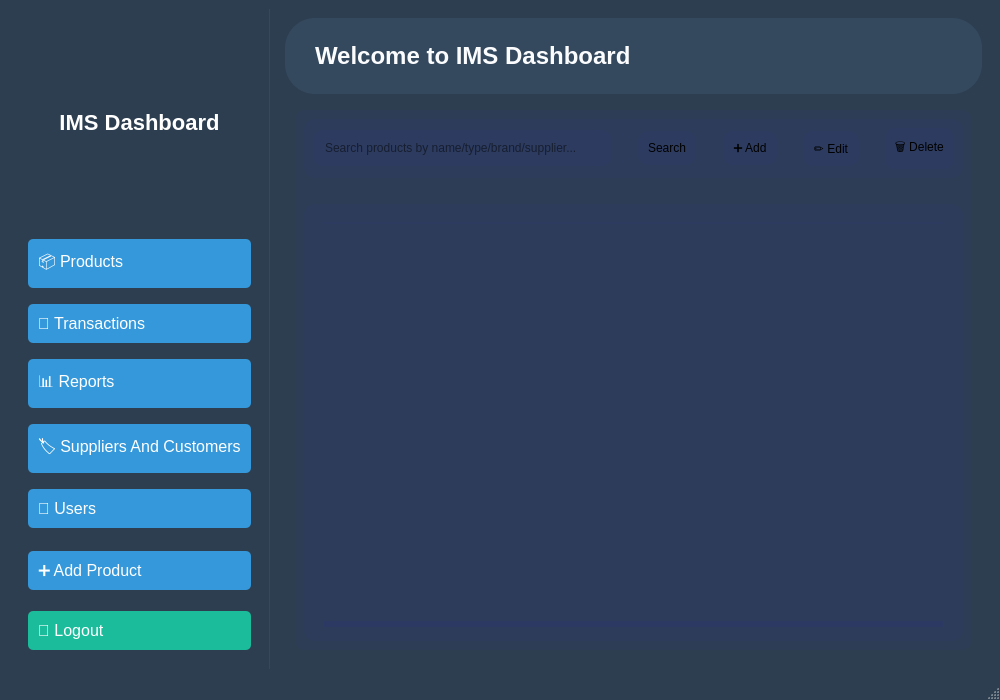
This is views/dashboardwindow/dashboardwindow.ui in sharmabibash/CPP-Project-IMS as Qt 5 draws it before an edit. The edited form follows.
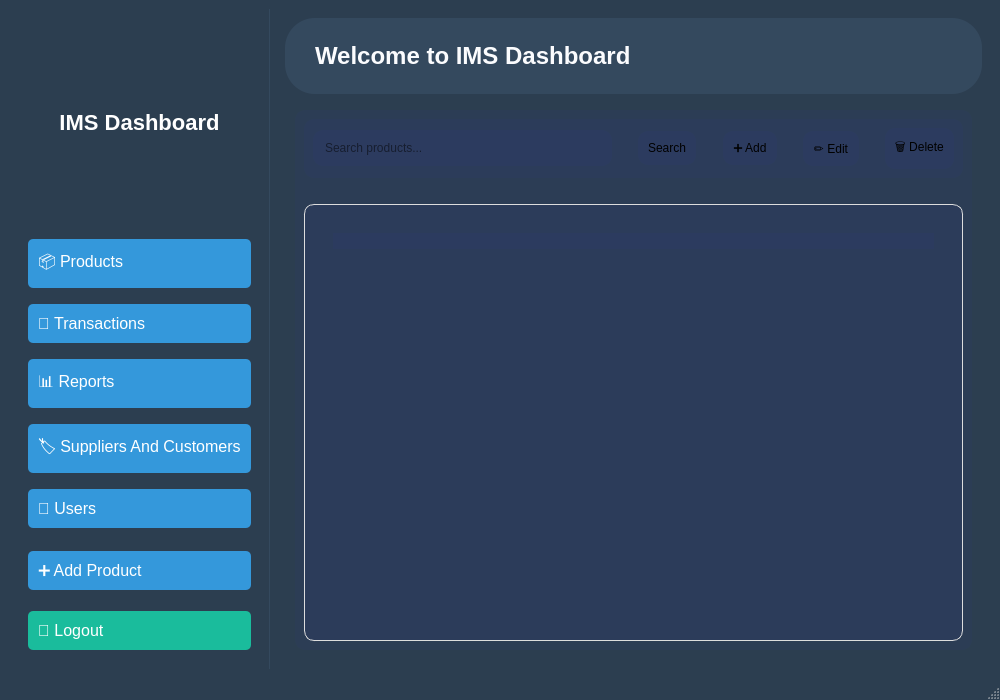
This is the edited form. The open tabs and pages were chosen to show the change.

Commit message: ui of product list

Diff of the .ui file:
```diff
--- a/views/dashboardwindow/dashboardwindow.ui
+++ b/views/dashboardwindow/dashboardwindow.ui
@@ -203,7 +203,7 @@
            <item>
             <widget class="QWidget" name="productsToolbar">
              <layout class="QHBoxLayout">
-              <item><widget class="QLineEdit" name="productsSearch"><property name="placeholderText"><string>Search products by name/type/brand/supplier...</string></property></widget></item>
+          <item><widget class="QLineEdit" name="productsSearch"><property name="placeholderText"><string>Search products...</string></property></widget></item>
               <item><widget class="QPushButton" name="productsSearchButton"><property name="text"><string>Search</string></property></widget></item>
               <item><spacer name="productsSpacer"/></item>
               <item><widget class="QPushButton" name="productsAddButton"><property name="text"><string>➕ Add</string></property></widget></item>
@@ -214,7 +214,28 @@
            </item>
            <item>
             <widget class="QTableWidget" name="productsTable">
-             <property name="columnCount"><number>9</number></property>
+        <property name="columnCount"><number>5</number></property>
+        <property name="styleSheet">
+  <string notr="true">
+    QTableWidget {
+        background-color: #071625ff;
+        border: 1px solid #ddd;
+        gridline-color: #eee;
+        padding: 18px;
+    }
+    QHeaderView::section {
+        background-color: #3498db;
+        color: white;
+        padding: 8px;
+        border: none;
+        font-weight: bold;
+        font-size: 14px;
+        
+        
+    }
+  </string>
+</property>
+
              <column>
               <property name="text"><string>ID</string></property>
              </column>
@@ -222,25 +243,13 @@
               <property name="text"><string>Name</string></property>
              </column>
              <column>
-              <property name="text"><string>Category</string></property>
+          <property name="text"><string>Description</string></property>
              </column>
              <column>
-              <property name="text"><string>Brand</string></property>
+          <property name="text"><string>Price</string></property>
              </column>
              <column>
-              <property name="text"><string>Supplier</string></property>
-             </column>
-             <column>
-              <property name="text"><string>Qty</string></property>
-             </column>
-             <column>
-              <property name="text"><string>Unit</string></property>
-             </column>
-             <column>
-              <property name="text"><string>Min</string></property>
-             </column>
-             <column>
-              <property name="text"><string>Expiry</string></property>
+          <property name="text"><string>Quantity</string></property>
              </column>
             </widget>
            </item>
```
Left out of the diff: 3 changed lines with no effect on the pictures. Lines whose indentation alone changed are shown as unchanged. The commit also changes 12 other files.
